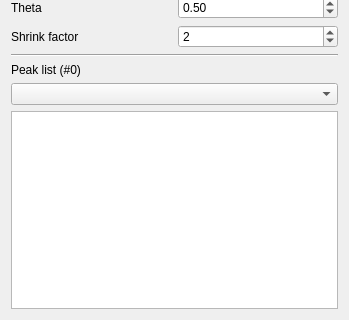
Qt form Plugins/org.mitk.gui.qt.m2.PeakPicking/src/internal/m2PeakPickingViewControls.ui (m2aia/m2aia) before a commit; both pictures show x 0 to 349 and y 465 to 785 of the 349 by 785 pixel window.
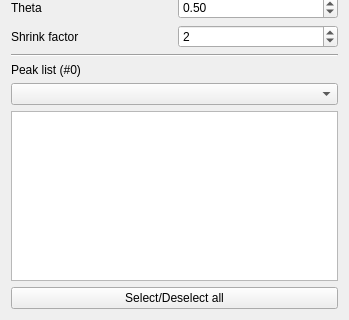
The same form after that commit.

Commit message: cleanup peak picking view

Patch:
```diff
--- a/Plugins/org.mitk.gui.qt.m2.PeakPicking/src/internal/m2PeakPickingViewControls.ui
+++ b/Plugins/org.mitk.gui.qt.m2.PeakPicking/src/internal/m2PeakPickingViewControls.ui
@@ -365,6 +365,13 @@
      </column>
     </widget>
    </item>
+   <item>
+    <widget class="QPushButton" name="selectDeselectAll">
+     <property name="text">
+      <string>Select/Deselect all</string>
+     </property>
+    </widget>
+   </item>
   </layout>
  </widget>
  <layoutdefault spacing="6" margin="11"/>
```
The commit also changes 1 other file.
